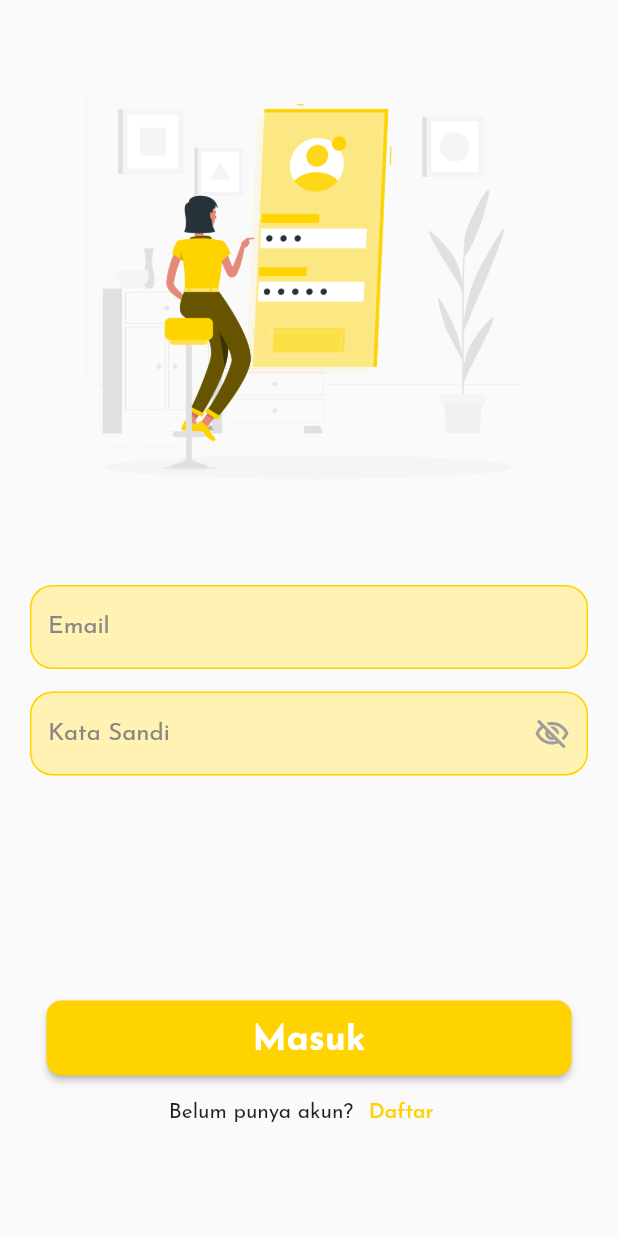
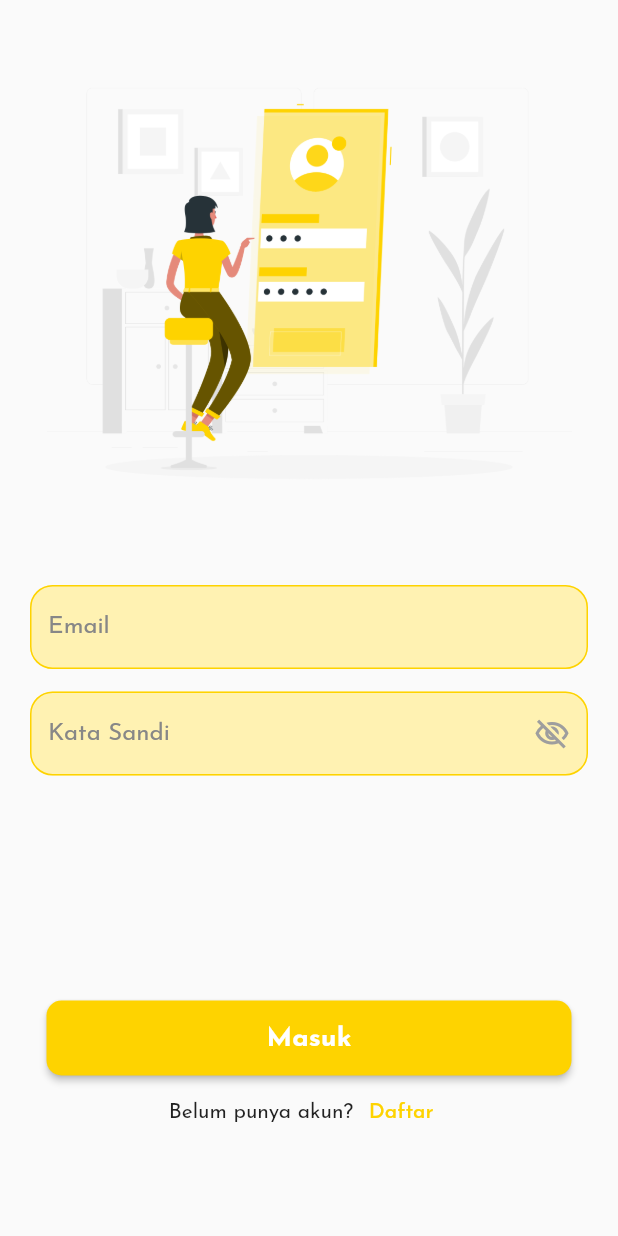
Before and after one commit to Bila18/gpp_mobile, a Flutter app: the screen it shows after launch, after a tap on "Lewati", on a phone screen of 412 x 824 dp. Run offline on Flutter 3.47's test engine with Material 2 defaults, Android fonts, the phone set to English and light mode, and no system bars; our stand-ins replace google_fonts.

Commit message:
revisi ui

```diff
--- a/lib/views/login_view.dart
+++ b/lib/views/login_view.dart
@@ -167,7 +167,7 @@ class _LoginViewState extends State<LoginView> {
                     'Masuk',
                     style: TextStyle(
                         color: Colors.white,
-                        fontSize: 24,
+                        fontSize: 18,
                         fontWeight: FontWeight.bold),
                   ),
                 ),
--- a/lib/views/on_boarding_view.dart
+++ b/lib/views/on_boarding_view.dart
@@ -102,7 +102,7 @@ class _OnBoardingState extends State<OnBoarding> {
                     Text(
                       onBoarding[index].title,
                       style: const TextStyle(
-                          fontSize: 36, fontWeight: FontWeight.bold),
+                          fontSize: 30, fontWeight: FontWeight.bold),
                     ),
                     const SizedBox(
                       height: 20,
@@ -111,7 +111,7 @@ class _OnBoardingState extends State<OnBoarding> {
                       onBoarding[index].subTitle,
                       textAlign: TextAlign.center,
                       style: const TextStyle(
-                          fontSize: 24, fontWeight: FontWeight.w200),
+                          fontSize: 20, fontWeight: FontWeight.w200),
                     ),
                     const SizedBox(
                       height: 50,
--- a/lib/views/register_view.dart
+++ b/lib/views/register_view.dart
@@ -294,7 +294,7 @@ class _RegisterViewState extends State<RegisterView> {
                     'Daftar',
                     style: TextStyle(
                         color: Colors.white,
-                        fontSize: 24,
+                        fontSize: 18,
                         fontWeight: FontWeight.bold),
                   ),
                 ),
```
